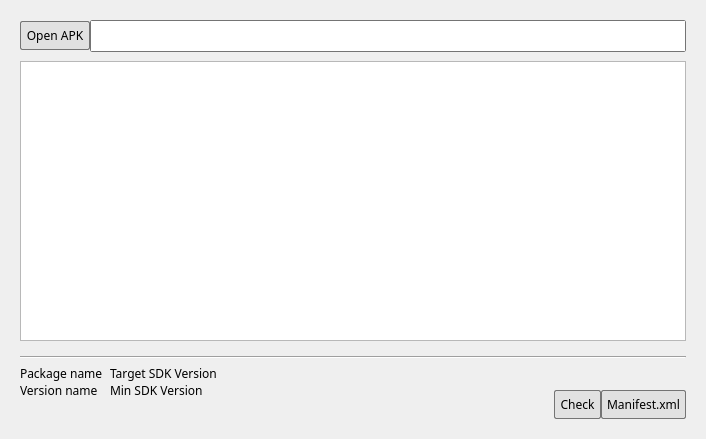
First picture: the form in ui/appchecker_window.ui, repository liyansong2018/ReverseWidget, before the edit.
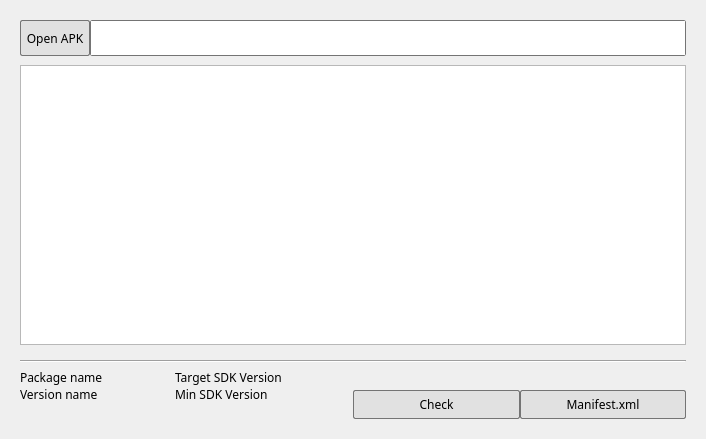
Second picture: the form after the edit. Icons and pictures are not drawn.

Commit message: Adapt to 1920*1080 resolution

Patch:
```diff
--- a/ui/appchecker_window.ui
+++ b/ui/appchecker_window.ui
@@ -50,7 +50,7 @@
          <property name="maximumSize">
           <size>
            <width>16777215</width>
-           <height>16777215</height>
+           <height>36</height>
           </size>
          </property>
          <property name="font">
@@ -99,7 +99,7 @@
          <property name="maximumSize">
           <size>
            <width>16777215</width>
-           <height>32</height>
+           <height>36</height>
           </size>
          </property>
          <property name="font">
@@ -177,7 +177,14 @@
    </item>
    <item row="2" column="0">
     <layout class="QGridLayout" name="gridLayoutBar">
-     <item row="0" column="2" rowspan="2">
+     <item row="1" column="0">
+      <widget class="QLabel" name="labelHint">
+       <property name="text">
+        <string/>
+       </property>
+      </widget>
+     </item>
+     <item row="0" column="1" rowspan="2">
       <layout class="QVBoxLayout" name="verticalLayout">
        <item>
         <layout class="QHBoxLayout" name="horizontalLayoutIcon">
@@ -422,26 +429,6 @@
        </item>
       </layout>
      </item>
-     <item row="1" column="0">
-      <widget class="QLabel" name="labelHint">
-       <property name="text">
-        <string/>
-       </property>
-      </widget>
-     </item>
-     <item row="1" column="1">
-      <spacer name="horizontalSpacer">
-       <property name="orientation">
-        <enum>Qt::Horizontal</enum>
-       </property>
-       <property name="sizeHint" stdset="0">
-        <size>
-         <width>40</width>
-         <height>20</height>
-        </size>
-       </property>
-      </spacer>
-     </item>
     </layout>
    </item>
   </layout>
```
The commit also changes 1 other file.
